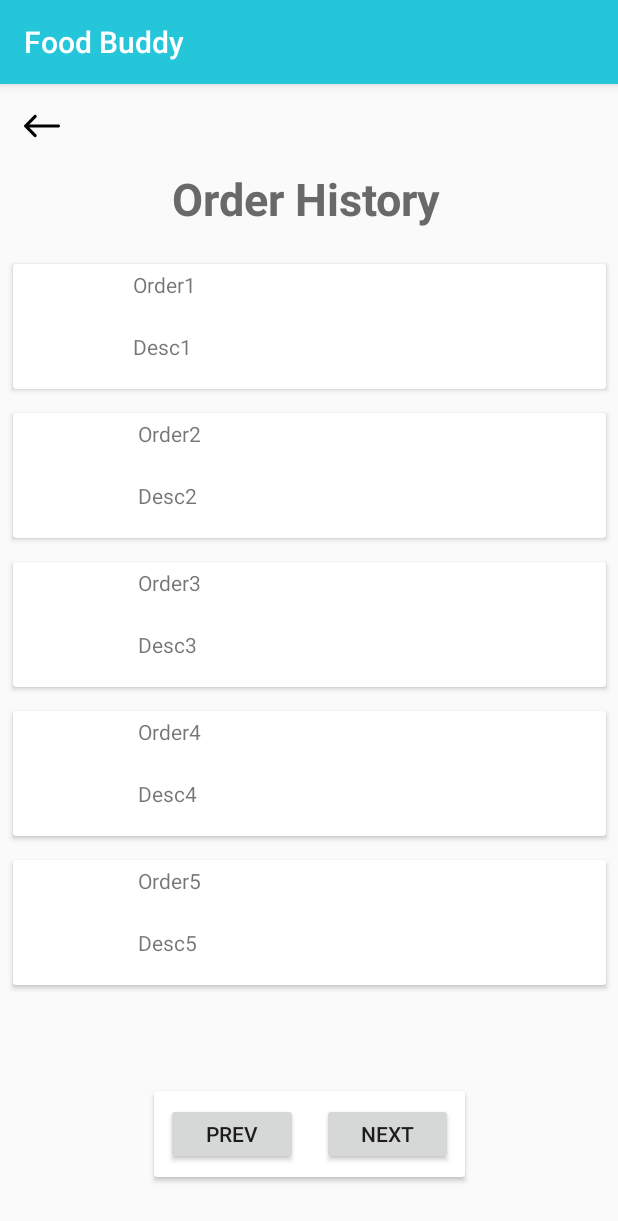
After one commit to harithzainudin/foodbuddy, an Android app: the OrderHistory screen opened directly, with no data from a screen before it, on a phone screen of 412 x 824 dp. The commit adds this screen. Shown: the top 1221 px of the screen. Run offline under Robolectric (Android 15) with nearby library versions, the phone set to English and light mode, and no system bars.

Commit message:
Added Functionalities
UI for 2 function :
> User Profile
> Order History
Only layout no functionalities yet

```diff
--- /dev/null
+++ b/Android Studio/foodbuddy_login_register_forgotpassword/app/src/main/java/in/insideandroid/logintemplate/OrderHistory.java
@@ -0,0 +1,14 @@
+package in.insideandroid.logintemplate;
+
+import androidx.appcompat.app.AppCompatActivity;
+
+import android.os.Bundle;
+
+public class OrderHistory extends AppCompatActivity {
+
+    @Override
+    protected void onCreate(Bundle savedInstanceState) {
+        super.onCreate(savedInstanceState);
+        setContentView(R.layout.order_history);
+    }
+}
--- /dev/null
+++ b/Android Studio/foodbuddy_login_register_forgotpassword/app/src/main/res/layout/order_history.xml
@@ -0,0 +1,300 @@
+<?xml version="1.0" encoding="utf-8"?>
+<androidx.constraintlayout.widget.ConstraintLayout xmlns:android="http://schemas.android.com/apk/res/android"
+    xmlns:app="http://schemas.android.com/apk/res-auto"
+    xmlns:tools="http://schemas.android.com/tools"
+    android:layout_width="match_parent"
+    android:layout_height="match_parent"
+    tools:context=".OrderHistory">
+
+    <androidx.appcompat.widget.Toolbar
+        android:id="@+id/toolbar3"
+        android:layout_width="match_parent"
+        android:layout_height="wrap_content"
+        android:background="@android:color/transparent"
+        app:layout_constraintEnd_toEndOf="parent"
+        app:layout_constraintStart_toStartOf="parent"
+        app:layout_constraintTop_toTopOf="parent"
+        app:navigationIcon="@drawable/ic_back"></androidx.appcompat.widget.Toolbar>
+
+    <TextView
+        android:id="@+id/userProfileText2"
+        android:layout_width="183dp"
+        android:layout_height="56dp"
+        android:layout_gravity="center"
+        android:text="@string/order_history"
+        android:textColor="#696969"
+        android:textSize="30sp"
+        android:textStyle="bold"
+        app:layout_constraintEnd_toEndOf="parent"
+        app:layout_constraintStart_toStartOf="parent"
+        app:layout_constraintTop_toBottomOf="@+id/toolbar3" />
+
+    <ScrollView
+        android:id="@+id/scrollView2"
+        android:layout_width="411dp"
+        android:layout_height="519dp"
+        app:layout_constraintEnd_toEndOf="parent"
+        app:layout_constraintStart_toStartOf="parent"
+        app:layout_constraintTop_toBottomOf="@+id/userProfileText2">
+
+        <LinearLayout
+            android:layout_width="wrap_content"
+            android:layout_height="match_parent"
+            android:orientation="vertical">
+
+            <androidx.cardview.widget.CardView
+                android:id="@+id/cardorder1"
+                android:layout_width="match_parent"
+                android:layout_height="83dp"
+                android:layout_margin="8dp">
+
+                <LinearLayout
+                    android:layout_width="match_parent"
+                    android:layout_height="match_parent"
+                    android:orientation="horizontal">
+
+                    <ImageView
+                        android:id="@+id/order1"
+                        android:layout_width="100dp"
+                        android:layout_height="match_parent"
+                        android:layout_weight="1"
+                        tools:srcCompat="@tools:sample/avatars" />
+
+                    <LinearLayout
+                        android:layout_width="344dp"
+                        android:layout_height="match_parent"
+                        android:layout_weight="1"
+                        android:orientation="vertical">
+
+                        <TextView
+                            android:id="@+id/ordertitle1"
+                            android:layout_width="wrap_content"
+                            android:layout_height="wrap_content"
+                            android:layout_margin="4dp"
+                            android:layout_weight="1"
+                            android:text="Order1" />
+
+                        <TextView
+                            android:id="@+id/orderdesc1"
+                            android:layout_width="wrap_content"
+                            android:layout_height="wrap_content"
+                            android:layout_margin="4dp"
+                            android:layout_weight="1"
+                            android:text="Desc1" />
+                    </LinearLayout>
+
+                </LinearLayout>
+            </androidx.cardview.widget.CardView>
+
+            <androidx.cardview.widget.CardView
+                android:id="@+id/cardorder2"
+                android:layout_width="match_parent"
+                android:layout_height="83dp"
+                android:layout_margin="8dp">
+
+                <LinearLayout
+                    android:layout_width="match_parent"
+                    android:layout_height="match_parent"
+                    android:orientation="horizontal">
+
+                    <ImageView
+                        android:id="@+id/order2"
+                        android:layout_width="158dp"
+                        android:layout_height="match_parent"
+                        android:layout_weight="1"
+                        tools:srcCompat="@tools:sample/avatars" />
+
+                    <LinearLayout
+                        android:layout_width="match_parent"
+                        android:layout_height="match_parent"
+                        android:layout_weight="1"
+                        android:orientation="vertical">
+
+                        <TextView
+                            android:id="@+id/ordertitle2"
+                            android:layout_width="wrap_content"
+                            android:layout_height="wrap_content"
+                            android:layout_margin="4dp"
+                            android:layout_weight="1"
+                            android:text="Order2" />
+
+                        <TextView
+                            android:id="@+id/orderdesc2"
+                            android:layout_width="wrap_content"
+                            android:layout_height="wrap_content"
+                            android:layout_margin="4dp"
+                            android:layout_weight="1"
+                            android:text="Desc2" />
+                    </LinearLayout>
+
+                </LinearLayout>
+            </androidx.cardview.widget.CardView>
+
+            <androidx.cardview.widget.CardView
+                android:id="@+id/cardorder3"
+                android:layout_width="match_parent"
+                android:layout_height="83dp"
+                android:layout_margin="8dp">
+
+                <LinearLayout
+                    android:layout_width="match_parent"
+                    android:layout_height="match_parent"
+                    android:orientation="horizontal">
+
+                    <ImageView
+                        android:id="@+id/order3"
+                        android:layout_width="158dp"
+                        android:layout_height="match_parent"
+                        android:layout_weight="1"
+                        tools:srcCompat="@tools:sample/avatars" />
+
+                    <LinearLayout
+                        android:layout_width="match_parent"
+                        android:layout_height="match_parent"
+                        android:layout_weight="1"
+                        android:orientation="vertical">
+
+                        <TextView
+                            android:id="@+id/ordertitle3"
+                            android:layout_width="wrap_content"
+                            android:layout_height="wrap_content"
+                            android:layout_margin="4dp"
+                            android:layout_weight="1"
+                            android:text="Order3" />
+
+                        <TextView
+                            android:id="@+id/orderdesc3"
+                            android:layout_width="wrap_content"
+                            android:layout_height="wrap_content"
+                            android:layout_margin="4dp"
+                            android:layout_weight="1"
+                            android:text="Desc3" />
+                    </LinearLayout>
+
+                </LinearLayout>
+            </androidx.cardview.widget.CardView>
+
+            <androidx.cardview.widget.CardView
+                android:id="@+id/cardorder4"
+                android:layout_width="match_parent"
+                android:layout_height="83dp"
+                android:layout_margin="8dp">
+
+                <LinearLayout
+                    android:layout_width="match_parent"
+                    android:layout_height="match_parent"
+                    android:orientation="horizontal">
+
+                    <ImageView
+                        android:id="@+id/order4"
+                        android:layout_width="158dp"
+                        android:layout_height="match_parent"
+                        android:layout_weight="1"
+                        tools:srcCompat="@tools:sample/avatars" />
+
+                    <LinearLayout
+                        android:layout_width="match_parent"
+                        android:layout_height="match_parent"
+                        android:layout_weight="1"
+                        android:orientation="vertical">
+
+                        <TextView
+                            android:id="@+id/ordertitle4"
+                            android:layout_width="wrap_content"
+                            android:layout_height="wrap_content"
+                            android:layout_margin="4dp"
+                            android:layout_weight="1"
+                            android:text="Order4" />
+
+                        <TextView
+                            android:id="@+id/orderdesc4"
+                            android:layout_width="wrap_content"
+                            android:layout_height="wrap_content"
+                            android:layout_margin="4dp"
+                            android:layout_weight="1"
+                            android:text="Desc4" />
+                    </LinearLayout>
+
+                </LinearLayout>
+            </androidx.cardview.widget.CardView>
+
+            <androidx.cardview.widget.CardView
+                android:id="@+id/cardorder5"
+                android:layout_width="match_parent"
+                android:layout_height="83dp"
+                android:layout_margin="8dp">
+
+                <LinearLayout
+                    android:layout_width="match_parent"
+                    android:layout_height="match_parent"
+                    android:orientation="horizontal">
+
+                    <ImageView
+                        android:id="@+id/order5"
+                        android:layout_width="158dp"
+                        android:layout_height="match_parent"
+                        android:layout_weight="1"
+                        tools:srcCompat="@tools:sample/avatars" />
+
+                    <LinearLayout
+                        android:layout_width="match_parent"
+                        android:layout_height="match_parent"
+                        android:layout_weight="1"
+                        android:orientation="vertical">
+
+                        <TextView
+                            android:id="@+id/ordertitle5"
+                            android:layout_width="wrap_content"
+                            android:layout_height="wrap_content"
+                            android:layout_margin="4dp"
+                            android:layout_weight="1"
+                            android:text="Order5" />
+
+                        <TextView
+                            android:id="@+id/orderdesc5"
+                            android:layout_width="wrap_content"
+                            android:layout_height="wrap_content"
+                            android:layout_margin="4dp"
+                            android:layout_weight="1"
+                            android:text="Desc5" />
+
+                    </LinearLayout>
+
+                </LinearLayout>
+
+            </androidx.cardview.widget.CardView>
+
+        </LinearLayout>
+    </ScrollView>
+
+    <androidx.cardview.widget.CardView
+        android:layout_width="207dp"
+        android:layout_height="57dp"
+        app:layout_constraintBottom_toBottomOf="parent"
+        app:layout_constraintEnd_toEndOf="parent"
+        app:layout_constraintStart_toStartOf="parent"
+        app:layout_constraintTop_toBottomOf="@+id/scrollView2">
+
+        <LinearLayout
+            android:layout_width="match_parent"
+            android:layout_height="match_parent"
+            android:orientation="horizontal">
+
+            <Button
+                android:id="@+id/button"
+                android:layout_width="wrap_content"
+                android:layout_height="wrap_content"
+                android:layout_margin="8dp"
+                android:text="@string/prev_page" />
+
+            <Button
+                android:id="@+id/button2"
+                android:layout_width="wrap_content"
+                android:layout_height="wrap_content"
+                android:layout_margin="8dp"
+                android:text="@string/next_page" />
+        </LinearLayout>
+
+    </androidx.cardview.widget.CardView>
+
+</androidx.constraintlayout.widget.ConstraintLayout>
--- a/Android Studio/foodbuddy_login_register_forgotpassword/app/src/main/res/values/strings.xml
+++ b/Android Studio/foodbuddy_login_register_forgotpassword/app/src/main/res/values/strings.xml
@@ -26,4 +26,15 @@
     <string name="button_seller">Seller</string>
     <string name="selection_text">Please Select Your Role</string>
     <!-- End of Role Selection Page Resources -->
+
+    <!--User Profile String Resources-->
+    <string name="user_profile">User Profile</string>
+    <string name="order_history">Order History</string>
+    <string name="editButton">Edit</string>
+
+    <!--Order History String Resources -->
+    <string name="next_page">Next</string>
+    <string name="prev_page">Prev</string>
+
+
 </resources>
```
Also changed, not shown: Android Studio/foodbuddy_login_register_forgotpassword/app/src/main/AndroidManifest.xml (+10 -7 lines), Android Studio/foodbuddy_login_register_forgotpassword/app/src/main/java/in/insideandroid/logintemplate/UserProfile.java (added, +22 -0 lines), Android Studio/foodbuddy_login_register_forgotpassword/app/src/main/res/layout/activity_signup.xml (+33 -27 lines), Android Studio/foodbuddy_login_register_forgotpassword/app/src/main/res/layout/user_profile.xml (added, +240 -0 lines).
